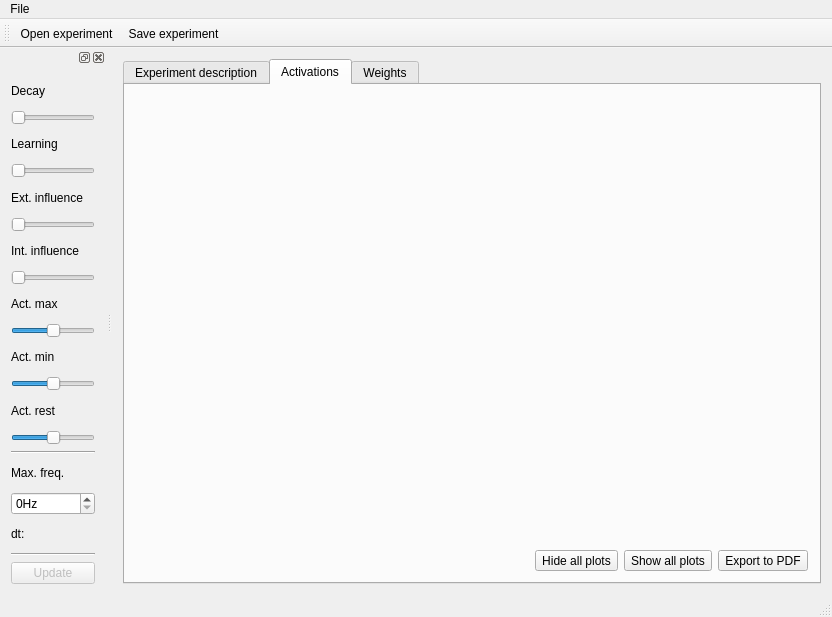
Above: src-MemoryExplorer/mainwindow.ui from severin-lemaignan/associative-memory before the change. Below: the same form after it.
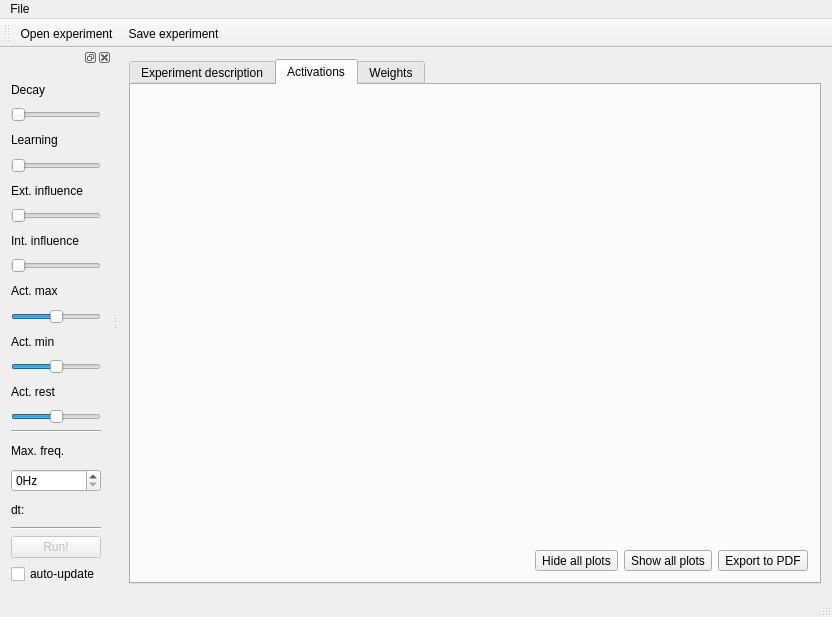
That is the form after the change. Icons and pictures are not drawn. Custom widgets are drawn as their Qt base class.

Commit message: [gui] Add an auto-update option to run graph whenever settings change

Diff of the .ui file:
```diff
--- a/src-MemoryExplorer/mainwindow.ui
+++ b/src-MemoryExplorer/mainwindow.ui
@@ -473,7 +473,14 @@
           <string>You must first load an experiment</string>
          </property>
          <property name="text">
-          <string>Update</string>
+          <string>Run!</string>
+         </property>
+        </widget>
+       </item>
+       <item>
+        <widget class="QCheckBox" name="autoupdate_checkbox">
+         <property name="text">
+          <string>auto-update</string>
          </property>
         </widget>
        </item>
```
Left out of the diff: 13 changed lines with no effect on the pictures. The commit also changes 2 other files.
